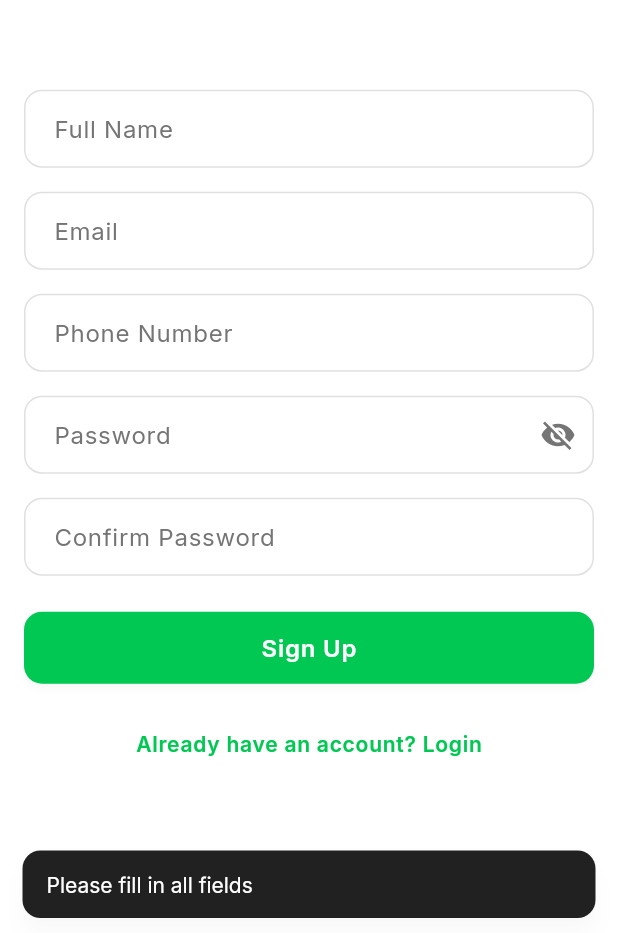
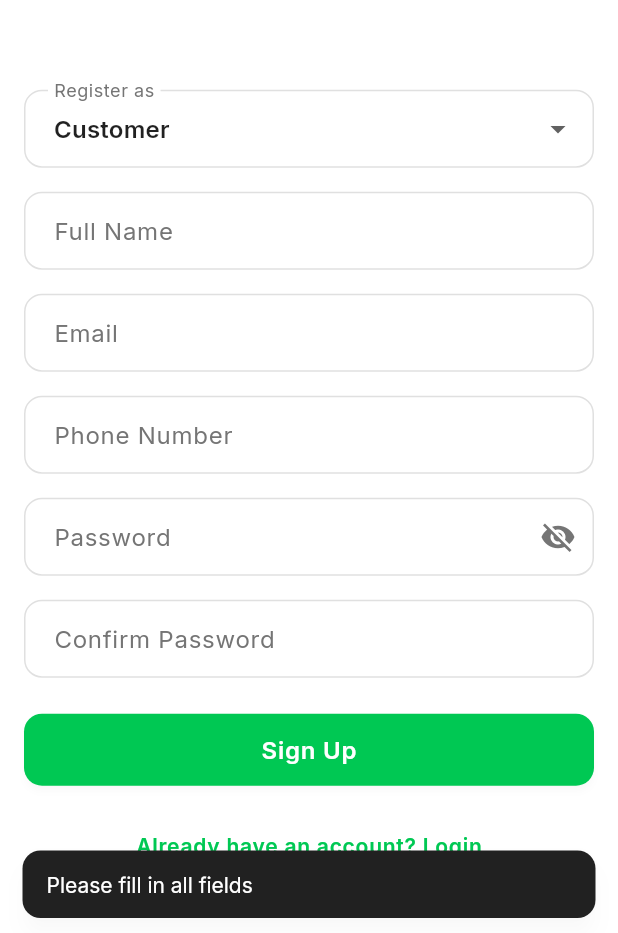
Before and after one commit to omokh1234-creator/egyzone, a Flutter app: the RegisterScreen screen opened by its route, after a tap on "Sign Up", on a phone screen of 412 x 824 dp, the part 303-1236 px from its top. Run offline on Flutter 3.47's test engine with Material 3 defaults, Android fonts, the phone set to English and light mode, and no system bars; our stand-ins replace cached_network_image, connectivity_plus, flutter_rating_bar, flutter_svg, fluttertoast, google_fonts and 3 more; accounts and stored records are empty; network calls fail.

Commit message:
Add role selection dropdown to registration screen

```diff
--- a/lib/presentation/register_screen/register_screen.dart
+++ b/lib/presentation/register_screen/register_screen.dart
@@ -20,6 +20,7 @@
   final _phoneController = TextEditingController();
   bool _obscurePassword = true;
   bool _isLoading = false;
+  String _selectedRole = 'Customer';
 
   Future<void> _register() async {
     final fullName = _nameController.text.trim();
@@ -69,6 +70,7 @@
     setState(() => _isLoading = true);
 
     try {
+      print('Registering with role: $_selectedRole');
       final response = await http.post(
         Uri.parse('${AuthService.baseUrl}/api/Auth/register'),
         headers: AuthService.publicHeaders,
@@ -77,6 +79,7 @@
           'email': email, // matches RegisterDto
           'password': password, // matches RegisterDto
           'phoneNumber': phoneNumber, // matches RegisterDto
+          'role': _selectedRole, // role selection
         }),
       );
 
@@ -192,6 +195,21 @@
                     ),
                   ),
                   const SizedBox(height: 60),
+                  DropdownButtonFormField<String>(
+                    value: _selectedRole,
+                    decoration: const InputDecoration(
+                      labelText: 'Register as',
+                      border: OutlineInputBorder(),
+                    ),
+                    items: const [
+                      DropdownMenuItem(value: 'Customer', child: Text('Customer')),
+                      DropdownMenuItem(value: 'Seller', child: Text('Seller')),
+                    ],
+                    onChanged: (value) {
+                      setState(() => _selectedRole = value ?? 'Customer');
+                    },
+                  ),
+                  const SizedBox(height: 16),
                   TextField(
                     controller: _nameController,
                     decoration: const InputDecoration(labelText: 'Full Name'),
```
